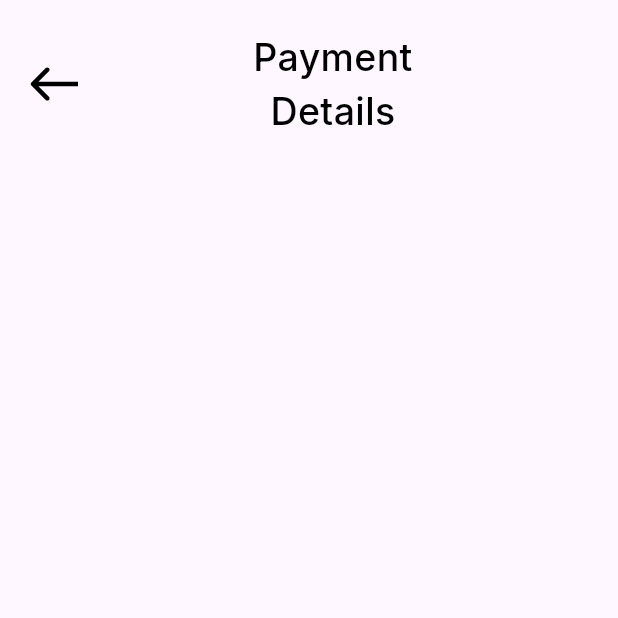
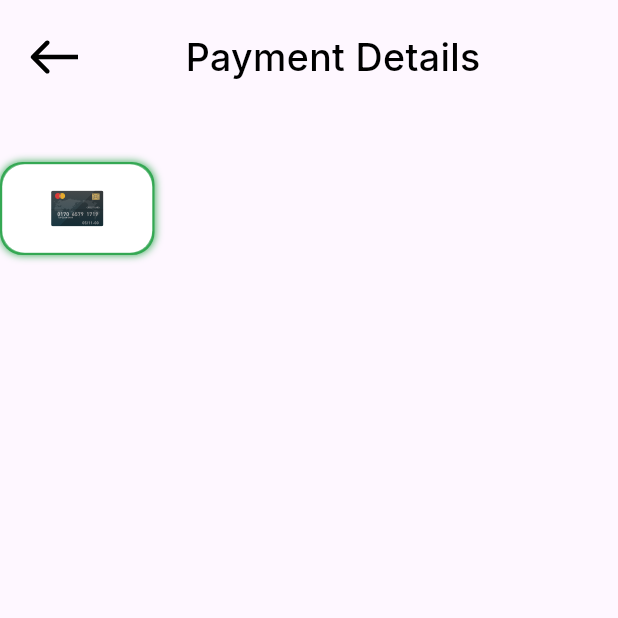
Before and after one commit to Tala-foqha/checkout, a Flutter app: the PaymentDetailsViews screen opened directly, on a phone screen of 412 x 824 dp, the top half of it. Run offline on Flutter 3.47's test engine with Material 3 defaults, Android fonts, the phone set to English and light mode, and no system bars; our stand-ins replace flutter_svg, google_fonts.

Commit message:
create payment method item

```diff
--- a/lib/Features/checkout/presentation/views/widgets/cart_view_body.dart
+++ b/lib/Features/checkout/presentation/views/widgets/cart_view_body.dart
@@ -2,8 +2,8 @@
 import 'package:checkout_app/Features/checkout/presentation/views/widgets/custom_button.dart';
 import 'package:checkout_app/Features/checkout/presentation/views/widgets/divider_widget.dart';
 import 'package:checkout_app/Features/checkout/presentation/views/widgets/order_info_item.dart';
+import 'package:checkout_app/Features/checkout/presentation/views/widgets/payment_details.dart';
 import 'package:checkout_app/Features/checkout/presentation/views/widgets/total_widget.dart';
-import 'package:checkout_app/core/utils/app_styles.dart';
 import 'package:checkout_app/core/widgets/custom_appbar.dart';
 import 'package:flutter/material.dart';
 
@@ -32,7 +32,9 @@ class CartViewBody extends StatelessWidget {
           SizedBox(height: 16,),
           TotalWidget(),
           SizedBox(height: 16,),
-          CustomButton(),
+          CustomButton(onTap:() {Navigator.of(context).push(MaterialPageRoute(builder: (context){
+            return PaymentDetailsViews();
+          }));}),
           SizedBox(height: 20,)
         ],
       ),
--- a/lib/Features/checkout/presentation/views/widgets/custom_button.dart
+++ b/lib/Features/checkout/presentation/views/widgets/custom_button.dart
@@ -5,15 +5,13 @@ import 'package:flutter/material.dart';
 
 class CustomButton extends StatelessWidget {
   const CustomButton({
-    super.key,
+    super.key, this.onTap,
   });
-
+final Function()? onTap;
   @override
   Widget build(BuildContext context) {
     return GestureDetector(
-      onTap: () {
-
-      },
+      onTap: onTap,
       child: Container(
         width: 350,
         height: 73,
--- a/lib/Features/checkout/presentation/views/widgets/payment_details.dart
+++ b/lib/Features/checkout/presentation/views/widgets/payment_details.dart
@@ -8,7 +8,7 @@ class PaymentDetailsViews extends StatelessWidget {
   @override
   Widget build(BuildContext context) {
     return Scaffold(
-      body:PaymentDetailsViewBody() ,
+      body:SafeArea(child: PaymentDetailsViewBody()) ,
     );
   }
 }
--- a/lib/Features/checkout/presentation/views/widgets/payment_details_view_body.dart
+++ b/lib/Features/checkout/presentation/views/widgets/payment_details_view_body.dart
@@ -1,6 +1,8 @@
 // Features/checkout/presentation/views/widgets/payment_details_view_body.dart
+import 'package:checkout_app/Features/checkout/presentation/views/widgets/payment_method_item.dart';
 import 'package:checkout_app/core/widgets/custom_appbar.dart';
 import 'package:flutter/material.dart';
+import 'package:flutter_svg/svg.dart';
 
 class PaymentDetailsViewBody extends StatelessWidget {
   const PaymentDetailsViewBody({super.key});
@@ -8,8 +10,13 @@ class PaymentDetailsViewBody extends StatelessWidget {
   @override
   Widget build(BuildContext context) {
     return Column(
+      crossAxisAlignment: CrossAxisAlignment.start,
       children: [
-        CustomAppbar(title: 'Payment Details',)
+        CustomAppbar(title: 'Payment Details',),
+        SizedBox(height: 32,),
+        PaymentMethodItem()
+
+
       ],
     );
   }
--- /dev/null
+++ b/lib/Features/checkout/presentation/views/widgets/payment_method_item.dart
@@ -0,0 +1,44 @@
+// Features/checkout/presentation/views/widgets/payment_method_item.dart
+
+import 'package:flutter/material.dart';
+import 'package:flutter_svg/svg.dart';
+
+class PaymentMethodItem extends StatelessWidget {
+  const PaymentMethodItem({
+    super.key,
+  });
+
+  @override
+  Widget build(BuildContext context) {
+    return Container(
+      width: 103,
+      height: 62,
+      decoration: ShapeDecoration(shape: RoundedRectangleBorder(
+        side: BorderSide(color: Color(0xff34A853),width: 1.50),
+        borderRadius: BorderRadius.circular(15),
+
+
+      ),
+      shadows: const [
+        BoxShadow(
+          color: Color(0xff34A853),
+          blurRadius: 4,
+          offset: Offset(0, 0),
+          spreadRadius: 0
+        )
+      ]
+      ),
+      child: Container(
+        decoration: BoxDecoration(
+          borderRadius: BorderRadius.circular(15),
+          color: Colors.white
+        ),
+        child: Center(
+          child: SvgPicture.asset('assets/svg/card.svg',fit: BoxFit.scaleDown
+          ,height: 24,
+          ),
+        ),
+      ),
+    );
+  }
+}
--- a/lib/core/widgets/custom_appbar.dart
+++ b/lib/core/widgets/custom_appbar.dart
@@ -14,13 +14,11 @@ final String title;
         children: [
           SvgPicture.asset('assets/svg/Arrow 1.svg'),
           const Spacer(),
-          Expanded(
-            child: Center(
-              child: Text(
-                title,
-                style: AppStyles.meduim25,
-                textAlign: TextAlign.center,
-              ),
+          Center(
+            child: Text(
+              title,
+              style: AppStyles.meduim25,
+              textAlign: TextAlign.center,
             ),
           ),
           const Spacer(),
```
Also changed, not shown: assets/svg/card.svg (added), assets/svg/paypal.svg (added).
